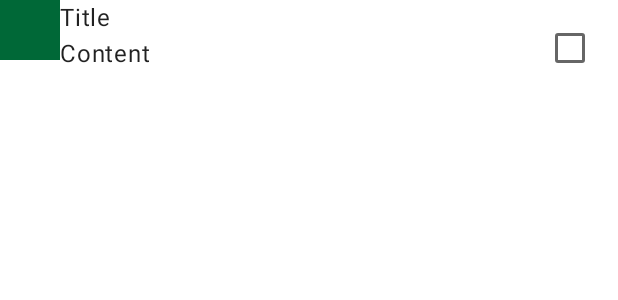
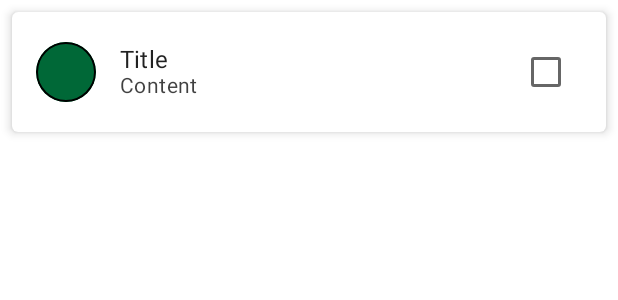
Before and after one commit to Velord/ComposeByTutorialV2, an Android app built with Jetpack Compose: the @Preview function MainNoteScreen, on a phone screen of 412 x 824 dp. Shown: the top 300 px of the screen. Run offline under Robolectric (Android 15) with nearby library versions, the phone set to English and light mode, and no system bars.

Commit message:
Have educated Chapter 6

```diff
--- a/app/src/main/java/com/example/composebytutorialv2/data/section2/model/Color.kt
+++ b/app/src/main/java/com/example/composebytutorialv2/data/section2/model/ColorModel.kt
@@ -1,15 +1,17 @@
 package com.example.composebytutorialv2.data.section2.model
 
+import androidx.compose.ui.graphics.Color
 import com.example.composebytutorialv2.data.section2.database.model.ColorDb
 
-data class Color(
+data class ColorModel(
     val id: Long,
     val name: String,
     val hex: String
 ) {
 
     companion object {
+        val DEFAULT = with(ColorDb.DEFAULT_COLOR) { ColorModel(id, name, hex) }
 
-        val DEFAULT = with(ColorDb.DEFAULT_COLOR) { Color(id, name, hex) }
+        fun fromHex(hex: String): Color = Color(android.graphics.Color.parseColor(hex))
     }
 }
--- a/app/src/main/java/com/example/composebytutorialv2/data/section2/model/Note.kt
+++ b/app/src/main/java/com/example/composebytutorialv2/data/section2/model/Note.kt
@@ -8,5 +8,5 @@ data class Note(
     val content: String = "",
     //null represents that the note can't be checked off
     val isCheckedOff: Boolean? = null,
-    val color: Color = Color.DEFAULT
+    val colorModel: ColorModel = ColorModel.DEFAULT
 )
--- a/app/src/main/java/com/example/composebytutorialv2/ui/section2/chapter5/Note.kt
+++ b/app/src/main/java/com/example/composebytutorialv2/ui/section2/chapter5/Note.kt
@@ -2,28 +2,72 @@ package com.example.composebytutorialv2.ui.section2.chapter5
 
 import androidx.compose.foundation.background
 import androidx.compose.foundation.layout.*
+import androidx.compose.foundation.shape.RoundedCornerShape
 import androidx.compose.material.Checkbox
 import androidx.compose.material.Text
 import androidx.compose.runtime.Composable
+import androidx.compose.ui.Alignment
 import androidx.compose.ui.Modifier
+import androidx.compose.ui.draw.shadow
+import androidx.compose.ui.graphics.Color
 import androidx.compose.ui.res.stringResource
+import androidx.compose.ui.text.TextStyle
+import androidx.compose.ui.text.font.FontWeight
 import androidx.compose.ui.tooling.preview.Preview
 import androidx.compose.ui.unit.dp
+import androidx.compose.ui.unit.sp
 import com.example.composebytutorialv2.R
+import com.example.composebytutorialv2.ui.section2.chapter6.NoteColor
 import com.example.composebytutorialv2.ui.section2.theme.rwGreen
 
 @Composable
 fun Note() {
-    Row(Modifier.fillMaxWidth()) {
-        Box(
-            Modifier
-                .size(40.dp)
-                .background(rwGreen))
-        Column(Modifier.weight(1f)) {
-            Text(text = stringResource(id = R.string.title), maxLines = 1)
-            Text(text = stringResource(id = R.string.content), maxLines = 1)
+    val backgroundShape = RoundedCornerShape(4.dp)
+
+    Row(
+        Modifier.padding(8.dp)
+            .shadow(4.dp, backgroundShape)
+            .fillMaxWidth()
+            .heightIn(min = 64.dp)
+            .background(Color.White, backgroundShape)
+    ) {
+        NoteColor(
+            modifier = Modifier.align(Alignment.CenterVertically)
+                .padding(horizontal = 16.dp),
+            size = 40.dp,  color = rwGreen, borderSize = 1.dp
+        )
+
+        Column(
+            Modifier.weight(1f)
+                .align(Alignment.CenterVertically)
+        ) {
+            Text(
+                text = stringResource(id = R.string.title),
+                maxLines = 1,
+                style = TextStyle(
+                    fontWeight = FontWeight.Normal,
+                    fontSize = 16.sp,
+                    letterSpacing = 0.15.sp
+                )
+            )
+            Text(
+                text = stringResource(id = R.string.content),
+                color = Color.Black.copy(alpha = 0.75f),
+                maxLines = 1,
+                style = TextStyle(
+                    fontWeight = FontWeight.Normal,
+                    fontSize = 14.sp,
+                    letterSpacing = 0.25.sp
+                )
+            )
         }
-        Checkbox(checked = false, onCheckedChange = {}, modifier = Modifier.padding(8.dp))
+
+        Checkbox(
+            checked = false,
+            onCheckedChange = {},
+            modifier = Modifier.padding(16.dp)
+                .align(Alignment.CenterVertically)
+        )
     }
 }
 
--- /dev/null
+++ b/app/src/main/java/com/example/composebytutorialv2/ui/section2/chapter6/NoteColor.kt
@@ -0,0 +1,44 @@
+package com.example.composebytutorialv2.ui.section2.chapter6
+
+import androidx.compose.foundation.BorderStroke
+import androidx.compose.foundation.background
+import androidx.compose.foundation.border
+import androidx.compose.foundation.layout.Box
+import androidx.compose.foundation.layout.size
+import androidx.compose.foundation.shape.CircleShape
+import androidx.compose.runtime.Composable
+import androidx.compose.ui.Modifier
+import androidx.compose.ui.draw.clip
+import androidx.compose.ui.graphics.Color
+import androidx.compose.ui.graphics.SolidColor
+import androidx.compose.ui.tooling.preview.Preview
+import androidx.compose.ui.unit.Dp
+import androidx.compose.ui.unit.dp
+
+@Composable
+fun NoteColor(
+    modifier: Modifier = Modifier,
+    size: Dp,
+    color: Color,
+    borderSize: Dp
+) {
+    Box(
+        modifier.size(size)
+            .clip(CircleShape)
+            .background(color)
+            .border(
+                border = BorderStroke(borderSize, SolidColor(Color.Black)),
+                shape = CircleShape
+            )
+    )
+}
+
+@Preview
+@Composable
+fun NoteColorPreview() {
+    NoteColor(
+        color = Color.Red,
+        size = 40.dp,
+        borderSize = 2.dp
+    )
+}
--- a/app/src/main/java/com/example/composebytutorialv2/util/ColorUtil.kt
+++ b/app/src/main/java/com/example/composebytutorialv2/util/ColorUtil.kt
@@ -1,7 +1 @@
 package com.example.composebytutorialv2.util
-
-import androidx.compose.ui.graphics.Color
-
-fun Color.Companion.fromHex(hex: String): Color {
-    return Color(android.graphics.Color.parseColor(hex))
-}
--- a/app/src/main/res/values/strings.xml
+++ b/app/src/main/res/values/strings.xml
@@ -39,6 +39,7 @@
     <string name="notes">Notes</string>
     <string name="turn_on_dark_theme">Turn on dark theme</string>
     <string name="trash">Trash</string>
+    <string name="color_picker">Color picker</string>
 
 
 
```
Also changed, not shown: app/src/main/java/com/example/composebytutorialv2/data/section2/database/DbMapper.kt (+10 -10 lines), app/src/main/java/com/example/composebytutorialv2/data/section2/repository/Repository.kt (+9 -9 lines), app/src/main/java/com/example/composebytutorialv2/ui/section2/chapter6/ColorItem.kt (added, +49 -0 lines), app/src/main/java/com/example/composebytutorialv2/ui/section2/chapter6/ColorPicker.kt (added, +47 -0 lines), app/src/main/java/com/example/composebytutorialv2/ui/section2/chapter6/SaveNoteScreen.kt (added, +8 -0 lines).
